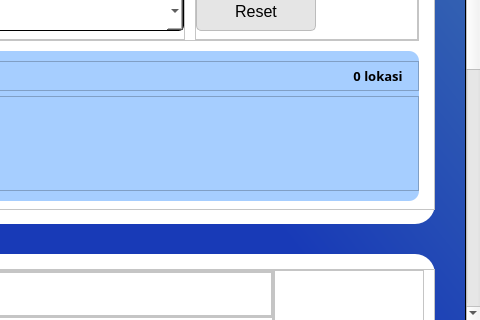
The window that Tugas_Besar_Strukdat/MainWindow.ui (Doni-15/Mikie-Funland-Navigator-GUI-) describes before a commit, drawn with Qt 5; both pictures show x 320 to 800 and y 280 to 600 of the 800 by 600 pixel window.
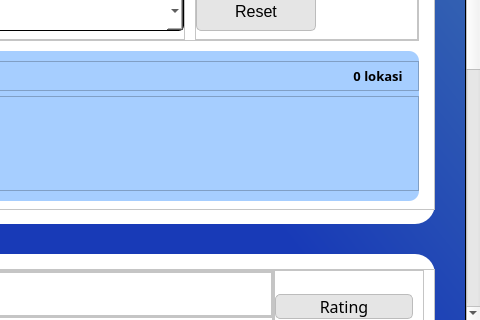
The same window after the commit. Icons and pictures are not drawn.

```diff
--- a/Tugas_Besar_Strukdat/MainWindow.ui
+++ b/Tugas_Besar_Strukdat/MainWindow.ui
@@ -250,7 +250,7 @@
        <property name="geometry">
         <rect>
          <x>0</x>
-         <y>-166</y>
+         <y>-90</y>
          <width>785</width>
          <height>1002</height>
         </rect>
@@ -1415,6 +1415,48 @@
                    <property name="frameShadow">
                     <enum>QFrame::Shadow::Raised</enum>
                    </property>
+                   <layout class="QHBoxLayout" name="horizontalLayout_7">
+                    <property name="spacing">
+                     <number>10</number>
+                    </property>
+                    <property name="leftMargin">
+                     <number>0</number>
+                    </property>
+                    <property name="topMargin">
+                     <number>0</number>
+                    </property>
+                    <property name="rightMargin">
+                     <number>10</number>
+                    </property>
+                    <property name="bottomMargin">
+                     <number>0</number>
+                    </property>
+                    <item>
+                     <widget class="QPushButton" name="tombol_rating">
+                      <property name="minimumSize">
+                       <size>
+                        <width>0</width>
+                        <height>10</height>
+                       </size>
+                      </property>
+                      <property name="font">
+                       <font>
+                        <family>Sans Serif Collection</family>
+                        <pointsize>12</pointsize>
+                       </font>
+                      </property>
+                      <property name="styleSheet">
+                       <string notr="true">color: rgb(0, 0, 0);
+border: 1px solid rgb(188, 188, 188);
+background-color: rgb(229, 229, 229);
+border-radius: 5px;</string>
+                      </property>
+                      <property name="text">
+                       <string>Rating</string>
+                      </property>
+                     </widget>
+                    </item>
+                   </layout>
                   </widget>
                  </item>
                 </layout>
```
Left out of the diff: 26 changed lines with no effect on the pictures.
